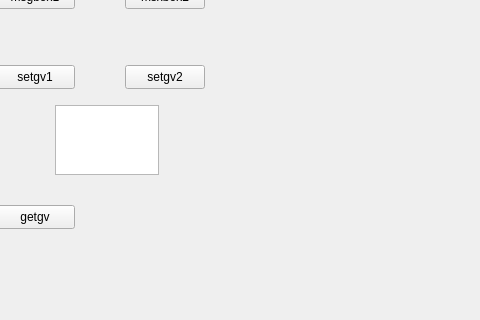
This is mainwindow.ui in gmh5225/QT-TestDemo as Qt 5 draws it before an edit; both pictures show x 135 to 615 and y 145 to 465 of the 800 by 600 pixel window. The edited form follows.
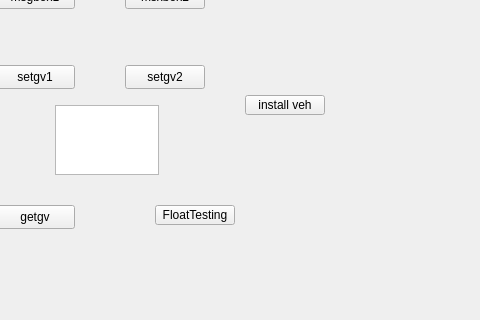
This is the edited form.

```diff
--- a/mainwindow.ui
+++ b/mainwindow.ui
@@ -89,6 +89,32 @@
      <string>getgv</string>
     </property>
    </widget>
+   <widget class="QPushButton" name="pushButton_6">
+    <property name="geometry">
+     <rect>
+      <x>290</x>
+      <y>350</y>
+      <width>80</width>
+      <height>20</height>
+     </rect>
+    </property>
+    <property name="text">
+     <string>FloatTesting</string>
+    </property>
+   </widget>
+   <widget class="QPushButton" name="pushButton_7">
+    <property name="geometry">
+     <rect>
+      <x>380</x>
+      <y>240</y>
+      <width>80</width>
+      <height>20</height>
+     </rect>
+    </property>
+    <property name="text">
+     <string>install veh</string>
+    </property>
+   </widget>
   </widget>
   <widget class="QMenuBar" name="menubar">
    <property name="geometry">
```
Left out of the diff: 2 changed lines with no effect on the pictures.
